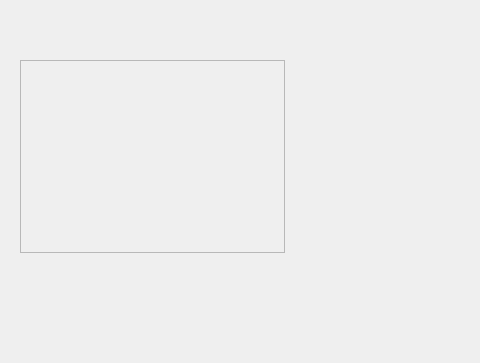
Qt form Window/Page/valvepage.ui (caosq/ChickenFarm) before a commit; both pictures show x 0 to 480 and y 270 to 633 of the 920 by 633 pixel window.
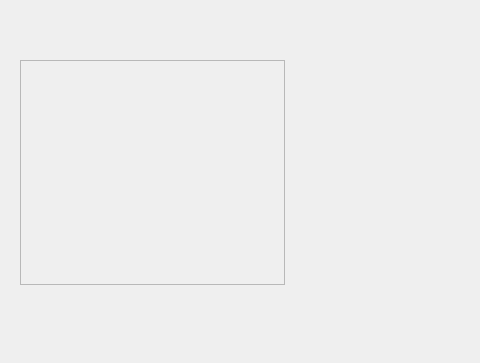
The same form after that commit. Icons and pictures are not drawn.

Patch:
```diff
--- a/Window/Page/valvepage.ui
+++ b/Window/Page/valvepage.ui
@@ -30,7 +30,7 @@
      <x>20</x>
      <y>330</y>
      <width>265</width>
-     <height>193</height>
+     <height>225</height>
     </rect>
    </property>
    <property name="styleSheet">
```
